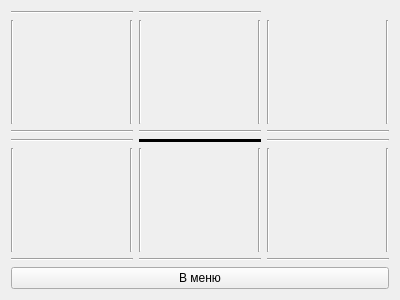
Above: editdevicesinbuldingwindow.ui from bondarev-al/PPCofCLinB before the change. Below: the same form after it.
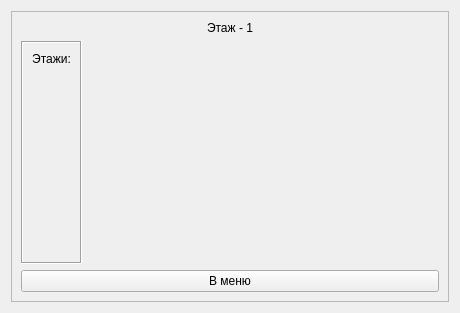
That is the form after the change.

Commit message: Заготовка под интерфейс редактора устройств в здании

Patch:
```diff
--- a/editdevicesinbuldingwindow.ui
+++ b/editdevicesinbuldingwindow.ui
@@ -6,185 +6,80 @@
    <rect>
     <x>0</x>
     <y>0</y>
-    <width>400</width>
-    <height>300</height>
+    <width>460</width>
+    <height>313</height>
    </rect>
   </property>
   <property name="windowTitle">
    <string>Form</string>
   </property>
-  <layout class="QVBoxLayout" name="verticalLayout_7">
-   <item>
-    <layout class="QGridLayout" name="gridLayout">
-     <item row="1" column="1">
-      <layout class="QVBoxLayout" name="verticalLayout_4">
-       <item>
-        <widget class="Line" name="line_13">
-         <property name="frameShadow">
-          <enum>QFrame::Plain</enum>
-         </property>
-         <property name="lineWidth">
-          <number>3</number>
-         </property>
-         <property name="orientation">
-          <enum>Qt::Horizontal</enum>
-         </property>
-        </widget>
-       </item>
-       <item>
-        <layout class="QHBoxLayout" name="horizontalLayout_4">
-         <item>
-          <widget class="Line" name="line_14">
-           <property name="orientation">
-            <enum>Qt::Vertical</enum>
-           </property>
-          </widget>
-         </item>
-         <item>
-          <spacer name="horizontalSpacer_4">
-           <property name="orientation">
-            <enum>Qt::Horizontal</enum>
-           </property>
-           <property name="sizeHint" stdset="0">
-            <size>
-             <width>40</width>
-             <height>20</height>
-            </size>
-           </property>
-          </spacer>
-         </item>
-         <item>
-          <widget class="Line" name="line_15">
-           <property name="orientation">
-            <enum>Qt::Vertical</enum>
-           </property>
-          </widget>
-         </item>
-        </layout>
-       </item>
-       <item>
-        <widget class="Line" name="line_16">
-         <property name="orientation">
-          <enum>Qt::Horizontal</enum>
-         </property>
-        </widget>
-       </item>
-      </layout>
-     </item>
-     <item row="1" column="0">
       <layout class="QVBoxLayout" name="verticalLayout_3">
        <item>
-        <widget class="Line" name="line_9">
-         <property name="orientation">
-          <enum>Qt::Horizontal</enum>
-         </property>
-        </widget>
+    <layout class="QVBoxLayout" name="menu_layout"/>
        </item>
        <item>
-        <layout class="QHBoxLayout" name="horizontalLayout_3">
-         <item>
-          <widget class="Line" name="line_10">
-           <property name="orientation">
-            <enum>Qt::Vertical</enum>
-           </property>
-          </widget>
-         </item>
-         <item>
-          <spacer name="horizontalSpacer_3">
-           <property name="orientation">
-            <enum>Qt::Horizontal</enum>
-           </property>
-           <property name="sizeHint" stdset="0">
-            <size>
-             <width>40</width>
-             <height>20</height>
-            </size>
-           </property>
-          </spacer>
-         </item>
-         <item>
-          <widget class="Line" name="line_11">
-           <property name="orientation">
-            <enum>Qt::Vertical</enum>
-           </property>
-          </widget>
-         </item>
-        </layout>
-       </item>
-       <item>
-        <widget class="Line" name="line_12">
-         <property name="orientation">
-          <enum>Qt::Horizontal</enum>
-         </property>
-        </widget>
-       </item>
-      </layout>
-     </item>
-     <item row="0" column="1">
+    <widget class="QFrame" name="frame">
+     <property name="frameShape">
+      <enum>QFrame::StyledPanel</enum>
+     </property>
+     <property name="frameShadow">
+      <enum>QFrame::Raised</enum>
+     </property>
       <layout class="QVBoxLayout" name="verticalLayout_2">
        <item>
-        <widget class="Line" name="line_5">
-         <property name="orientation">
-          <enum>Qt::Horizontal</enum>
-         </property>
-        </widget>
-       </item>
-       <item>
-        <layout class="QHBoxLayout" name="horizontalLayout_2">
-         <item>
-          <widget class="Line" name="line_6">
-           <property name="orientation">
-            <enum>Qt::Vertical</enum>
+       <widget class="QLabel" name="floor_num_lab">
+        <property name="text">
+         <string>Этаж - 1</string>
+        </property>
+        <property name="alignment">
+         <set>Qt::AlignCenter</set>
            </property>
           </widget>
          </item>
          <item>
-          <spacer name="horizontalSpacer_2">
-           <property name="orientation">
-            <enum>Qt::Horizontal</enum>
-           </property>
-           <property name="sizeHint" stdset="0">
+       <layout class="QHBoxLayout" name="edit_layout">
+        <item>
+         <widget class="QFrame" name="floors_frame">
+          <property name="maximumSize">
             <size>
-             <width>40</width>
-             <height>20</height>
-            </size>
-           </property>
-          </spacer>
-         </item>
-         <item>
-          <widget class="Line" name="line_7">
-           <property name="orientation">
-            <enum>Qt::Vertical</enum>
-           </property>
-          </widget>
-         </item>
-        </layout>
-       </item>
-       <item>
-        <widget class="Line" name="line_8">
-         <property name="orientation">
-          <enum>Qt::Horizontal</enum>
-         </property>
-        </widget>
-       </item>
-      </layout>
-     </item>
-     <item row="0" column="0">
+            <width>100</width>
+            <height>16777215</height>
+           </size>
+          </property>
+          <property name="frameShape">
+           <enum>QFrame::Box</enum>
+          </property>
+          <property name="frameShadow">
+           <enum>QFrame::Sunken</enum>
+          </property>
       <layout class="QVBoxLayout" name="verticalLayout">
        <item>
-        <widget class="Line" name="line">
-         <property name="orientation">
-          <enum>Qt::Horizontal</enum>
+            <widget class="QLabel" name="floor_lab">
+             <property name="text">
+              <string>Этажи:</string>
+             </property>
+             <property name="alignment">
+              <set>Qt::AlignCenter</set>
          </property>
         </widget>
        </item>
        <item>
-        <layout class="QHBoxLayout" name="horizontalLayout">
+            <layout class="QVBoxLayout" name="floors_but_layout"/>
+           </item>
          <item>
-          <widget class="Line" name="line_4">
+            <spacer name="verticalSpacer_2">
            <property name="orientation">
             <enum>Qt::Vertical</enum>
            </property>
+             <property name="sizeHint" stdset="0">
+              <size>
+               <width>20</width>
+               <height>40</height>
+              </size>
+             </property>
+            </spacer>
+           </item>
+          </layout>
           </widget>
          </item>
          <item>
@@ -201,140 +96,21 @@
           </spacer>
          </item>
          <item>
-          <widget class="Line" name="line_3">
-           <property name="cursor">
-            <cursorShape>PointingHandCursor</cursorShape>
-           </property>
-           <property name="mouseTracking">
-            <bool>false</bool>
-           </property>
-           <property name="orientation">
-            <enum>Qt::Vertical</enum>
-           </property>
-          </widget>
+         <layout class="QGridLayout" name="edit_building_layout"/>
          </item>
         </layout>
        </item>
        <item>
-        <widget class="Line" name="line_2">
-         <property name="orientation">
-          <enum>Qt::Horizontal</enum>
-         </property>
-        </widget>
-       </item>
-      </layout>
-     </item>
-     <item row="0" column="2">
-      <layout class="QVBoxLayout" name="verticalLayout_5">
-       <item>
-        <widget class="Line" name="line_17">
-         <property name="enabled">
-          <bool>true</bool>
-         </property>
-         <property name="lineWidth">
-          <number>0</number>
-         </property>
-         <property name="orientation">
-          <enum>Qt::Horizontal</enum>
-         </property>
-        </widget>
-       </item>
-       <item>
-        <layout class="QHBoxLayout" name="horizontalLayout_5">
-         <item>
-          <widget class="Line" name="line_18">
-           <property name="orientation">
-            <enum>Qt::Vertical</enum>
-           </property>
-          </widget>
-         </item>
-         <item>
-          <spacer name="horizontalSpacer_5">
-           <property name="orientation">
-            <enum>Qt::Horizontal</enum>
-           </property>
-           <property name="sizeHint" stdset="0">
-            <size>
-             <width>40</width>
-             <height>20</height>
-            </size>
-           </property>
-          </spacer>
-         </item>
-         <item>
-          <widget class="Line" name="line_19">
-           <property name="orientation">
-            <enum>Qt::Vertical</enum>
-           </property>
-          </widget>
-         </item>
-        </layout>
-       </item>
-       <item>
-        <widget class="Line" name="line_20">
-         <property name="orientation">
-          <enum>Qt::Horizontal</enum>
-         </property>
-        </widget>
-       </item>
-      </layout>
-     </item>
-     <item row="1" column="2">
-      <layout class="QVBoxLayout" name="verticalLayout_6">
-       <item>
-        <widget class="Line" name="line_21">
-         <property name="orientation">
-          <enum>Qt::Horizontal</enum>
-         </property>
-        </widget>
-       </item>
-       <item>
-        <layout class="QHBoxLayout" name="horizontalLayout_6">
-         <item>
-          <widget class="Line" name="line_22">
-           <property name="orientation">
-            <enum>Qt::Vertical</enum>
-           </property>
-          </widget>
-         </item>
-         <item>
-          <spacer name="horizontalSpacer_6">
-           <property name="orientation">
-            <enum>Qt::Horizontal</enum>
-           </property>
-           <property name="sizeHint" stdset="0">
-            <size>
-             <width>40</width>
-             <height>20</height>
-            </size>
-           </property>
-          </spacer>
-         </item>
-         <item>
-          <widget class="Line" name="line_23">
-           <property name="orientation">
-            <enum>Qt::Vertical</enum>
-           </property>
-          </widget>
-         </item>
-        </layout>
-       </item>
-       <item>
-        <widget class="Line" name="line_24">
-         <property name="orientation">
-          <enum>Qt::Horizontal</enum>
-         </property>
-        </widget>
-       </item>
-      </layout>
-     </item>
-    </layout>
+       <layout class="QHBoxLayout" name="devices_layout"/>
    </item>
    <item>
     <widget class="QPushButton" name="menu_but">
      <property name="text">
       <string>В меню</string>
      </property>
+       </widget>
+      </item>
+     </layout>
     </widget>
    </item>
   </layout>
```
Left out of the diff: 2 changed lines with no effect on the pictures. Lines whose indentation alone changed are shown as unchanged. The commit also changes 2 other files.
